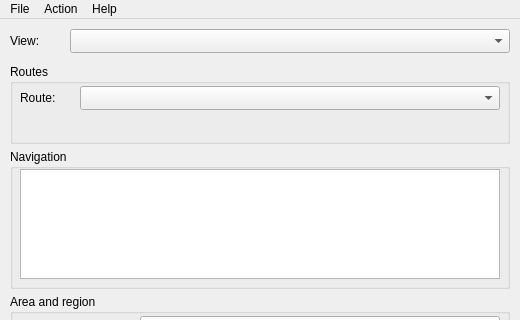
Before: the Qt Designer form deps/ui/mbgrdviz.ui in GenericMappingTools/InteractiveGMT, drawn with Qt 5; both pictures show x 0 to 520 and y 0 to 320 of the 520 by 470 pixel window.
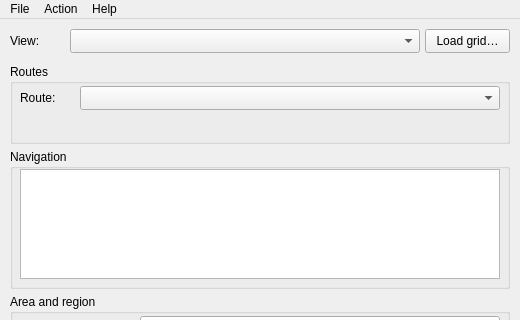
After: the same form once the commit is applied.

```diff
--- a/deps/ui/mbgrdviz.ui
+++ b/deps/ui/mbgrdviz.ui
@@ -32,12 +32,31 @@
      <rect>
       <x>70</x>
       <y>10</y>
-      <width>440</width>
+      <width>350</width>
       <height>24</height>
      </rect>
     </property>
     <property name="toolTip">
-     <string>The InteractiveGMT window the actions work on. A window joins this list when Tools &gt; Survey planning (mbgrdviz) is chosen in it, or when a grid is opened from here.</string>
+     <string>The grid the actions work on (one per InteractiveGMT window). A window joins this list when Geophysics &gt; MB-System &gt; Survey planning (mbgrdviz) is chosen in it, or when a grid is loaded or dropped here.</string>
+    </property>
+   </widget>
+   <widget class="QPushButton" name="loadGridButton">
+    <property name="geometry">
+     <rect>
+      <x>425</x>
+      <y>10</y>
+      <width>85</width>
+      <height>24</height>
+     </rect>
+    </property>
+    <property name="text">
+     <string>Load grid…</string>
+    </property>
+    <property name="toolTip">
+     <string>Open a grid to plan on (same as File &gt; Open Primary Grid). A grid file can also be dropped on this window.</string>
+    </property>
+    <property name="autoDefault">
+     <bool>false</bool>
     </property>
    </widget>
    <widget class="QGroupBox" name="groupRoutes">
```
